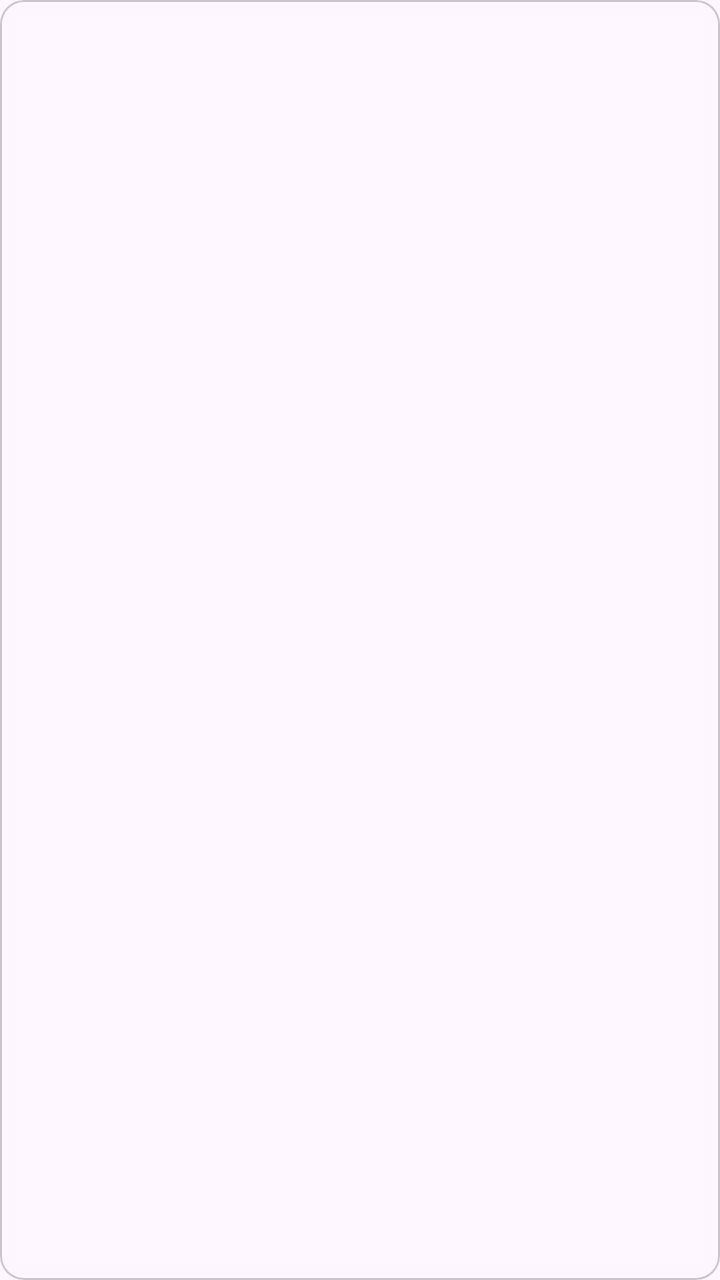
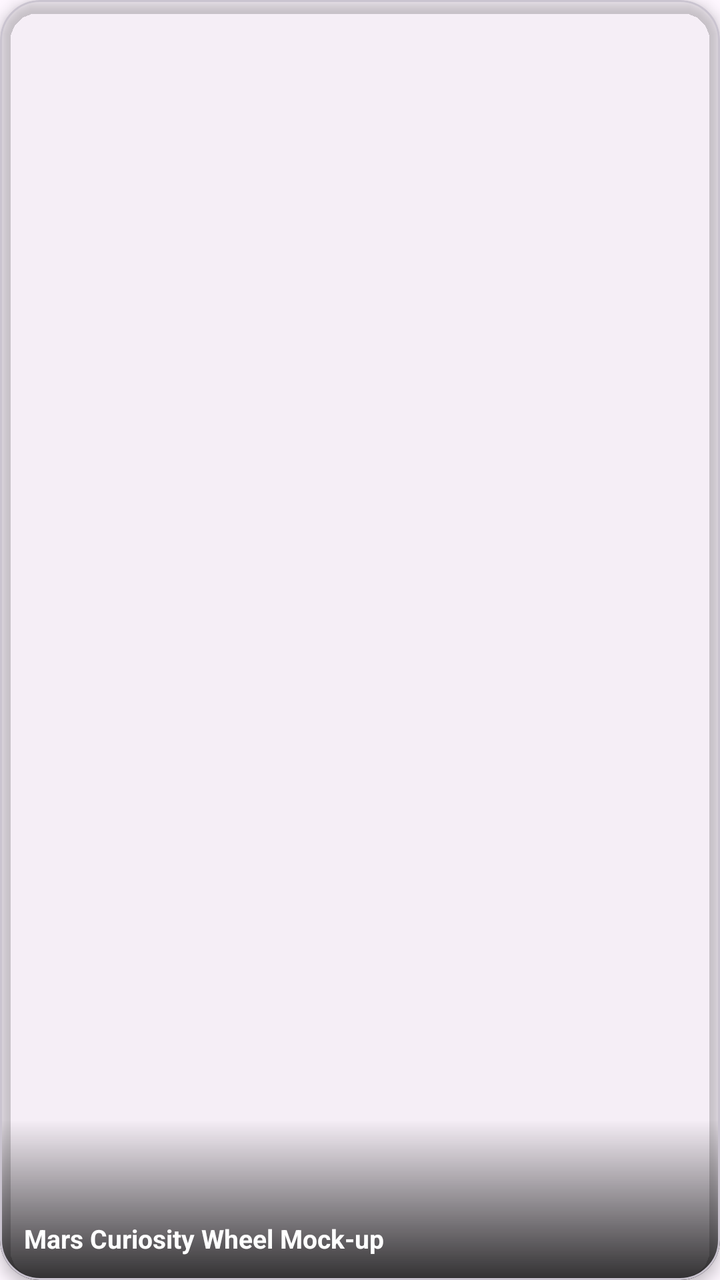

An Android layout rendered at two revisions. The XML below is the earlier revision; the diff shows what the commit changed to produce the second picture.
<!-- AndroidManifest.xml: application theme Theme.NASA -->
<!-- res/layout/item_horizontal_small_card.xml -->
<?xml version="1.0" encoding="utf-8"?>
<com.google.android.material.card.MaterialCardView
    xmlns:android="http://schemas.android.com/apk/res/android"
    xmlns:app="http://schemas.android.com/apk/res-auto"
    android:layout_width="140dp"
    android:layout_height="200dp"
    android:layout_margin="6dp"
    app:cardCornerRadius="12dp">

    <LinearLayout
        android:layout_width="match_parent"
        android:layout_height="match_parent"
        android:orientation="vertical">

        <ImageView
            android:id="@+id/image"
            android:layout_width="match_parent"
            android:layout_height="130dp"
            android:scaleType="centerCrop" />

        <TextView
            android:id="@+id/title"
            android:layout_width="match_parent"
            android:layout_height="wrap_content"
            android:padding="8dp"
            android:textSize="12sp"
            android:maxLines="2" />
    </LinearLayout>
</com.google.android.material.card.MaterialCardView>
<!-- resources referenced by this layout -->
<resources>
  <style name="Theme.NASA" parent="Base.Theme.NASA" />
  <style name="Base.Theme.NASA" parent="Theme.Material3.DayNight.NoActionBar">
          
          
      </style>
</resources>

<!-- the commit's change to res/layout/item_horizontal_small_card.xml (unified diff, before → after) -->
@@ -2,28 +2,42 @@
 <com.google.android.material.card.MaterialCardView
     xmlns:android="http://schemas.android.com/apk/res/android"
     xmlns:app="http://schemas.android.com/apk/res-auto"
-    android:layout_width="140dp"
-    android:layout_height="200dp"
+    android:layout_width="160dp"
+    android:layout_height="180dp"
     android:layout_margin="6dp"
-    app:cardCornerRadius="12dp">
+    app:cardCornerRadius="20dp"
+    app:cardElevation="4dp"
+    app:cardBackgroundColor="@android:color/transparent">
 
-    <LinearLayout
+    <androidx.constraintlayout.widget.ConstraintLayout
         android:layout_width="match_parent"
-        android:layout_height="match_parent"
-        android:orientation="vertical">
+        android:layout_height="match_parent">
 
         <ImageView
             android:id="@+id/image"
             android:layout_width="match_parent"
-            android:layout_height="130dp"
+            android:layout_height="match_parent"
             android:scaleType="centerCrop" />
+
+        <View
+            android:layout_width="match_parent"
+            android:layout_height="80dp"
+            android:background="@drawable/bg_gradient_black"
+            app:layout_constraintBottom_toBottomOf="parent" />
 
         <TextView
             android:id="@+id/title"
             android:layout_width="match_parent"
             android:layout_height="wrap_content"
-            android:padding="8dp"
-            android:textSize="12sp"
-            android:maxLines="2" />
-    </LinearLayout>
+            android:padding="12dp"
+            android:textSize="13sp"
+            android:textStyle="bold"
+            android:textColor="@android:color/white"
+            android:maxLines="2"
+            android:ellipsize="end"
+            app:layout_constraintBottom_toBottomOf="parent"
+            app:layout_constraintStart_toStartOf="parent"
+            android:text="Mars Curiosity Wheel Mock-up" />
+
+    </androidx.constraintlayout.widget.ConstraintLayout>
 </com.google.android.material.card.MaterialCardView>
<!-- resource entries referenced after the edit -->
@@ -1,5 +1,13 @@
 <!-- resources referenced by this layout -->
 <resources>
+  <!-- drawable bg_gradient_black (drawable) -->
+  <?xml version="1.0" encoding="utf-8"?>
+  <shape xmlns:android="http://schemas.android.com/apk/res/android">
+      <gradient
+          android:angle="90"
+          android:startColor="#CC000000"
+          android:endColor="@android:color/transparent" />
+  </shape>
   <style name="Theme.NASA" parent="Base.Theme.NASA" />
   <style name="Base.Theme.NASA" parent="Theme.Material3.DayNight.NoActionBar">
           
